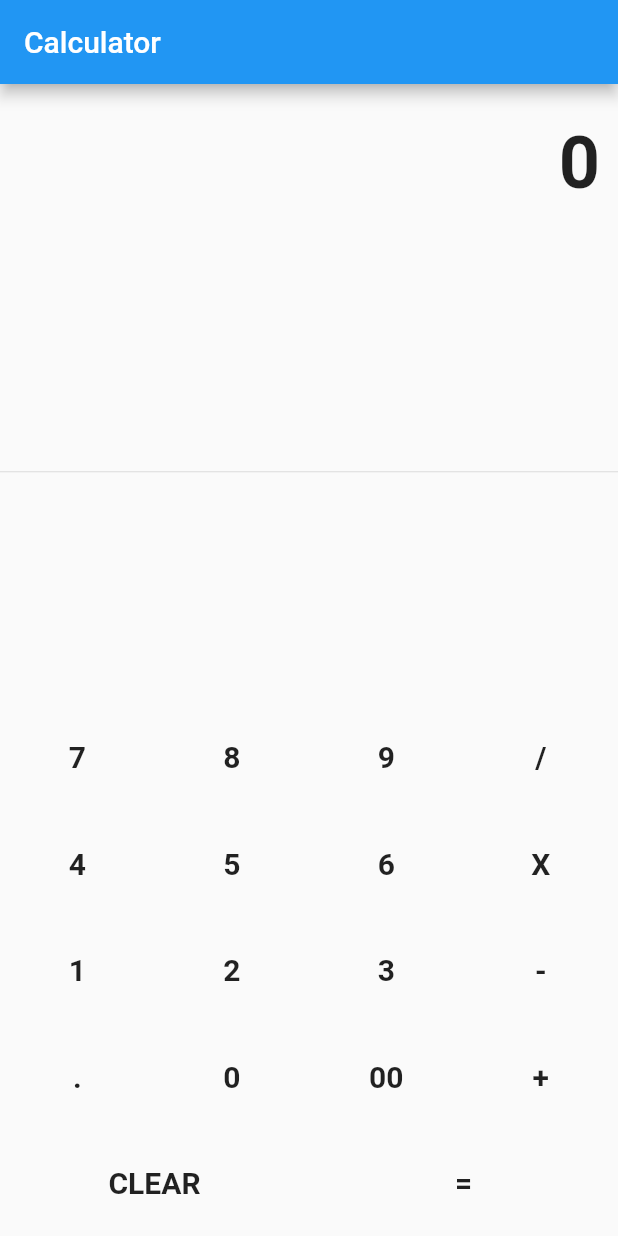
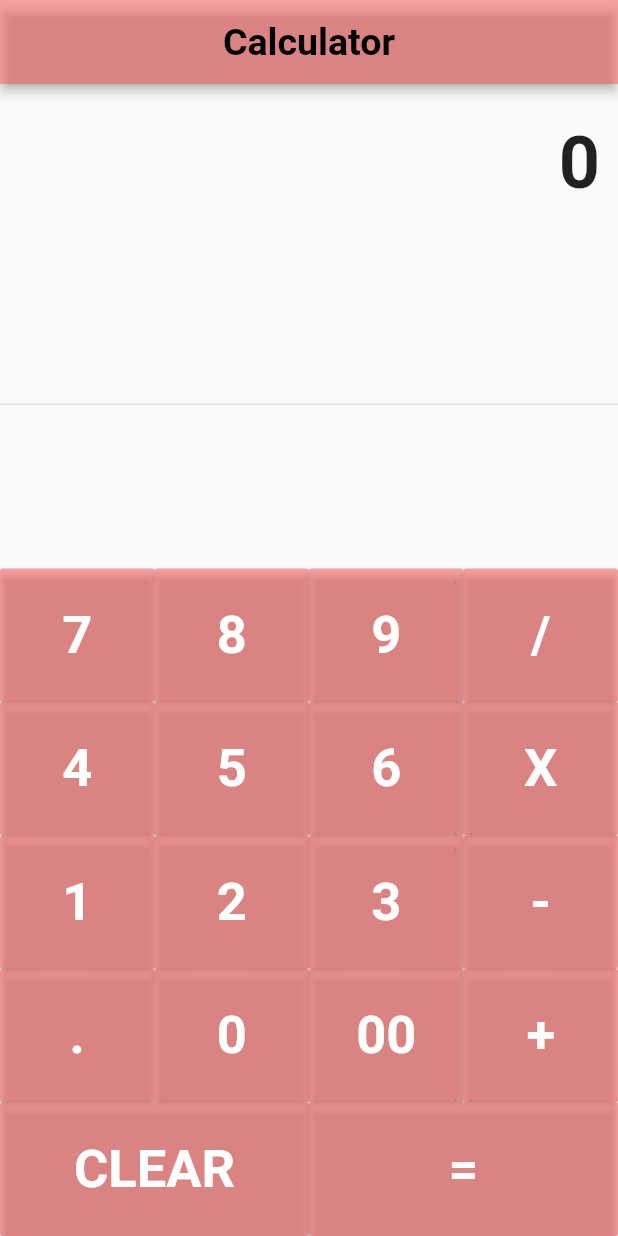
Before and after one commit to retro-dane/MyFlutter_calculator, a Flutter app: the screen it shows after launch, on a phone screen of 412 x 824 dp. Run offline on Flutter 3.47's test engine with Material 2 defaults, Android fonts, the phone set to English and light mode, and no system bars.

Commit message:
Refined UI/UX

```diff
--- a/lib/HomePage.dart
+++ b/lib/HomePage.dart
@@ -1,4 +1,5 @@
 import 'package:flutter/material.dart';
+
 class MyHomePage extends StatefulWidget {
   MyHomePage({required this.title}) ;
 
@@ -67,19 +68,22 @@ class _MyHomePageState extends State<MyHomePage> {
     });
   }
 
-  Widget buildButton(String buttonText) {
+  Widget buildButton(String buttonText,) {
+   Color color_= Colors.redAccent.withOpacity(0.5);
     return Expanded(
       child: MaterialButton(
-        padding: EdgeInsets.all(24.0),
-        child: Text(buttonText,
-          style: TextStyle(
-              fontSize: 20.0,
-              fontWeight: FontWeight.bold
+        color:color_,
+        padding: const EdgeInsets.all(24.0),
+          child: Text(buttonText,
+            style: const TextStyle(
+                color: Colors.white,
+                fontSize: 35.0,
+                fontWeight: FontWeight.bold
+            ),
           ),
-        ),
-        onPressed: () =>
-            buttonPressed(buttonText)
-        ,
+        onPressed: () {
+          buttonPressed(buttonText);
+        }
       ),
     );
   }
@@ -88,57 +92,68 @@ class _MyHomePageState extends State<MyHomePage> {
   Widget build(BuildContext context) {
     return Scaffold(
         appBar: AppBar(
-          title: Text(widget.title),
+          backgroundColor: Colors.redAccent.withOpacity(0.5),
+          centerTitle: true,
+          elevation: 3,
+          title: const Text("Calculator",
+            style: TextStyle(
+            fontWeight: FontWeight.bold,
+              fontSize: 25,
+              color: Colors.black
+          ),),
         ),
         body: Container(
             child: Column(
               children: <Widget>[
                 Container(
                     alignment: Alignment.centerRight,
-                    padding: EdgeInsets.symmetric(
+                    padding: const EdgeInsets.symmetric(
                         vertical: 24.0,
                         horizontal: 12.0
                     ),
-                    child: Text(output, style: TextStyle(
+                    child: Text(output, style: const TextStyle(
                       fontSize: 48.0,
                       fontWeight: FontWeight.bold,
 
                     ))),
-                Expanded(
-                  child: Divider(),
+                const Expanded(
+                  child: Divider(thickness: 0,)
                 ),
 
-
-                Column(children: [
+                ///This is a layout of the numberson the Calculator pad.
+                Column(
+                    children: [
                   Row(children: [
                     buildButton("7"),
                     buildButton("8"),
                     buildButton("9"),
-                    buildButton("/")
+                    buildButton("/"),
                   ]),
 
-                  Row(children: [
-                    buildButton("4"),
+                  Row(
+                      children: [
+                    buildButton("4",),
                     buildButton("5"),
                     buildButton("6"),
                     buildButton("X")
                   ]),
 
-                  Row(children: [
+                      Row(
+                      children: [
                     buildButton("1"),
                     buildButton("2"),
                     buildButton("3"),
                     buildButton("-")
                   ]),
 
-                  Row(children: [
+                      Row(children: [
                     buildButton("."),
                     buildButton("0"),
                     buildButton("00"),
                     buildButton("+")
                   ]),
 
-                  Row(children: [
+                      Row(children: [
                     buildButton("CLEAR"),
                     buildButton("="),
                   ])
--- a/lib/main.dart
+++ b/lib/main.dart
@@ -10,7 +10,6 @@ class MyCalculator extends StatelessWidget {
   @override
   Widget build(BuildContext context) {
     return MaterialApp(
-      title: 'Flutter Demo',
       theme: ThemeData(
         primarySwatch: Colors.blue,
       ),
```
